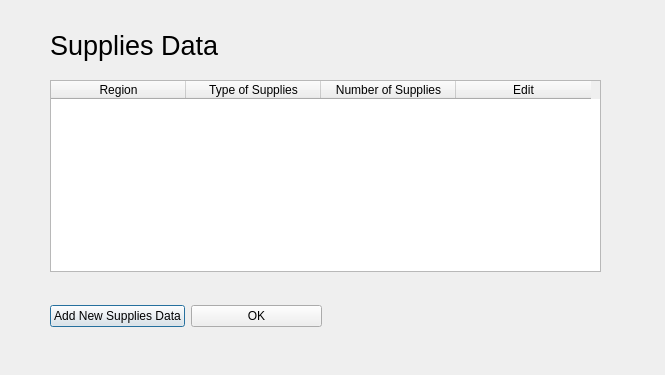
Qt form OmegaSquaddApplication/viewthesupplieswindow.ui (paulina7m/COMP3004OmegaSquad) before a commit.
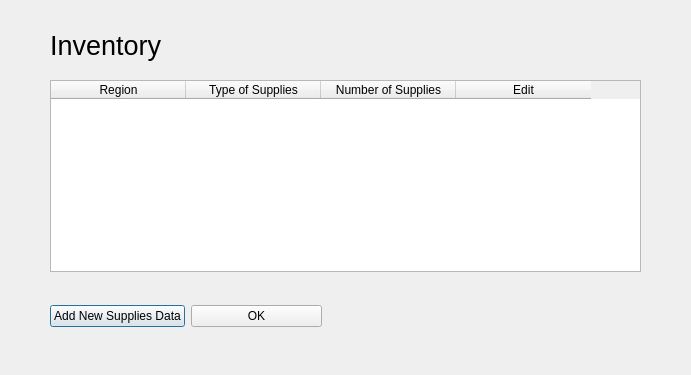
The same form after that commit.

```diff
--- a/OmegaSquaddApplication/viewthesupplieswindow.ui
+++ b/OmegaSquaddApplication/viewthesupplieswindow.ui
@@ -9,7 +9,7 @@
    <rect>
     <x>0</x>
     <y>0</y>
-    <width>665</width>
+    <width>691</width>
     <height>375</height>
    </rect>
   </property>
@@ -34,7 +34,7 @@
     </font>
    </property>
    <property name="text">
-    <string>Supplies Data</string>
+    <string>Inventory</string>
    </property>
   </widget>
   <widget class="QTableWidget" name="tableWidget">
@@ -42,7 +42,7 @@
     <rect>
      <x>50</x>
      <y>80</y>
-     <width>551</width>
+     <width>591</width>
      <height>192</height>
     </rect>
    </property>
```
